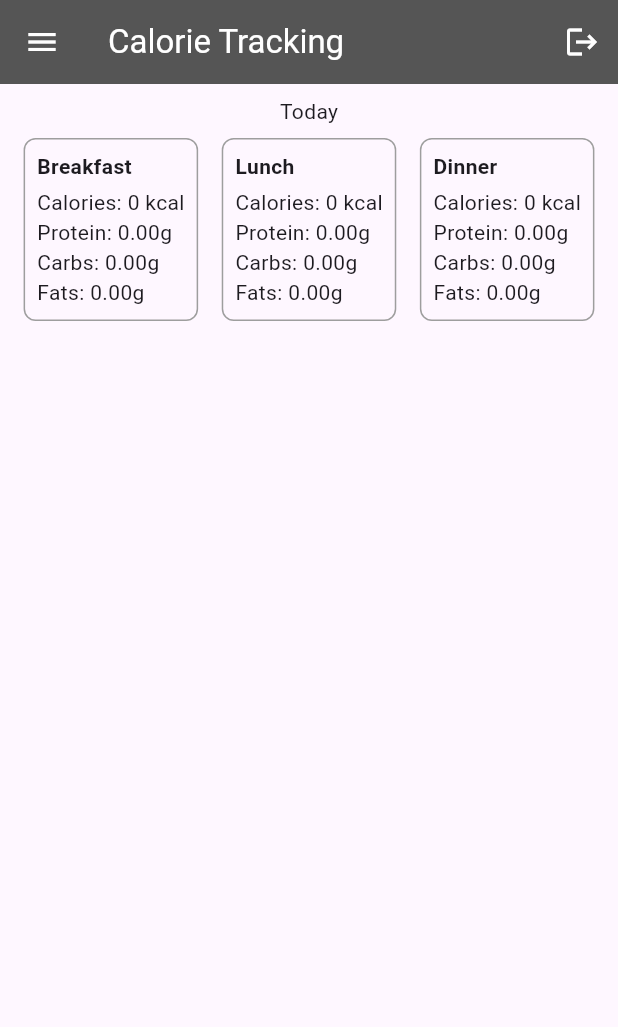
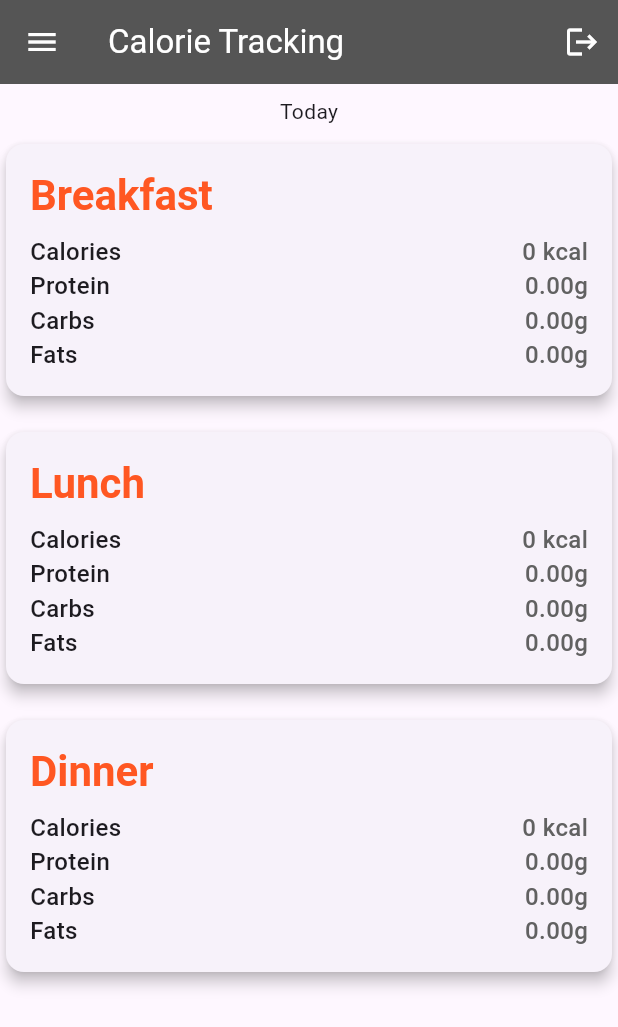
Before and after one commit to Walt-20/fusion-workout-flutter-app, a Flutter app: the screen it shows once a user with an empty profile is signed in, in the side drawer, after a tap on "Calorie Tracking", on a phone screen of 412 x 824 dp. Shown: the top 1027 px of the screen. Run offline on Flutter 3.47's test engine with Material 3 defaults, Android fonts, the phone set to English and light mode, and no system bars; our stand-ins replace cloud_firestore, firebase_auth, firebase_core, table_calendar; accounts and stored records are empty.

Commit message:
added some UI elements

```diff
--- a/lib/features/user_auth/presentation/models/meal_summary.dart
+++ b/lib/features/user_auth/presentation/models/meal_summary.dart
@@ -7,6 +7,7 @@ class MealSummaryWidget extends StatelessWidget {
   final double carbIntake;
   final double fatIntake;
   final VoidCallback onTap;
+  final EdgeInsetsGeometry padding;
 
   const MealSummaryWidget({
     Key? key,
@@ -16,33 +17,64 @@ class MealSummaryWidget extends StatelessWidget {
     required this.carbIntake,
     required this.fatIntake,
     required this.onTap,
+    this.padding = const EdgeInsets.all(8.0),
   }) : super(key: key);
 
   @override
   Widget build(BuildContext context) {
     return GestureDetector(
       onTap: onTap,
-      child: Container(
-        padding: EdgeInsets.all(8.0),
-        decoration: BoxDecoration(
-          border: Border.all(color: Colors.grey),
-          borderRadius: BorderRadius.circular(8.0),
+      child: Card(
+        shape: RoundedRectangleBorder(
+          borderRadius: BorderRadius.circular(12.0),
         ),
+        elevation: 4,
+        child: Padding(
+          padding: const EdgeInsets.all(16.0),
           child: Column(
             crossAxisAlignment: CrossAxisAlignment.start,
             children: [
               Text(
                 mealName,
-              style: TextStyle(fontWeight: FontWeight.bold),
+                style: Theme.of(context).textTheme.headlineMedium!.copyWith(
+                      fontWeight: FontWeight.bold,
+                      color: Colors.deepOrange,
                     ),
-            SizedBox(height: 4.0),
-            Text('Calories: ${totalCalories} kcal'),
-            Text('Protein: ${proteinIntake.toStringAsFixed(2)}g'),
-            Text('Carbs: ${carbIntake.toStringAsFixed(2)}g'),
-            Text('Fats: ${fatIntake.toStringAsFixed(2)}g'),
+              ),
+              SizedBox(height: 8.0),
+              _buildNutritionalInfo('Calories', '${totalCalories} kcal'),
+              _buildNutritionalInfo(
+                  'Protein', '${proteinIntake.toStringAsFixed(2)}g'),
+              _buildNutritionalInfo(
+                  'Carbs', '${carbIntake.toStringAsFixed(2)}g'),
+              _buildNutritionalInfo('Fats', '${fatIntake.toStringAsFixed(2)}g'),
             ],
+          ),
         ),
       ),
     );
   }
+
+  Widget _buildNutritionalInfo(String label, String value) {
+    return Row(
+      mainAxisAlignment: MainAxisAlignment.spaceBetween,
+      children: [
+        Text(
+          label,
+          style: TextStyle(
+            fontSize: 16,
+            fontWeight: FontWeight.w500,
+          ),
+        ),
+        Text(
+          value,
+          style: TextStyle(
+            fontSize: 16,
+            fontWeight: FontWeight.w500,
+            color: Colors.grey[700],
+          ),
+        ),
+      ],
+    );
   }
+}
--- a/lib/features/user_auth/presentation/pages/calorie_page.dart
+++ b/lib/features/user_auth/presentation/pages/calorie_page.dart
@@ -32,6 +32,7 @@ class _CalorieTrackingPageState extends State<CalorieTrackingPage> {
   double totalDinnerCarbs = 0;
   double totalDinnerProtein = 0;
   double totalDinnerFats = 0;
+  EdgeInsetsGeometry padding = EdgeInsets.all(8.0);
 
   void _onDaySelected(DateTime day, DateTime focusedDay) {
     setState(() {
@@ -144,7 +145,9 @@ class _CalorieTrackingPageState extends State<CalorieTrackingPage> {
           ],
         ),
       ),
-      body: Column(
+      body: SingleChildScrollView(
+        child: Center(
+          child: Column(
             children: [
               Padding(
                 padding: const EdgeInsets.all(8.0),
@@ -173,16 +176,14 @@ class _CalorieTrackingPageState extends State<CalorieTrackingPage> {
                     );
                   },
                   child: Text(
-                _selectedDay == null || isSameDay(_selectedDay!, DateTime.now())
+                    _selectedDay == null ||
+                            isSameDay(_selectedDay!, DateTime.now())
                         ? "Today"
                         : DateFormat('yyyy-MM-dd').format(_selectedDay!),
                     style: TextStyle(),
                   ),
                 ),
               ),
-          Row(
-            mainAxisAlignment: MainAxisAlignment.spaceEvenly,
-            children: [
               MealSummaryWidget(
                 mealName: 'Breakfast',
                 totalCalories: totalBreakfastCalories,
@@ -193,6 +194,7 @@ class _CalorieTrackingPageState extends State<CalorieTrackingPage> {
                   _addViaFoodWidgetDialog(MealType.breakfast);
                 },
               ),
+              Padding(padding: padding),
               MealSummaryWidget(
                 mealName: 'Lunch',
                 totalCalories: totalLunchCalories,
@@ -203,6 +205,7 @@ class _CalorieTrackingPageState extends State<CalorieTrackingPage> {
                   _addViaFoodWidgetDialog(MealType.lunch);
                 },
               ),
+              Padding(padding: padding),
               MealSummaryWidget(
                 mealName: 'Dinner',
                 totalCalories: totalDinnerCalories,
@@ -215,7 +218,7 @@ class _CalorieTrackingPageState extends State<CalorieTrackingPage> {
               ),
             ],
           ),
-        ],
+        ),
       ),
     );
   }
```
Lines whose indentation alone changed are shown as unchanged.
